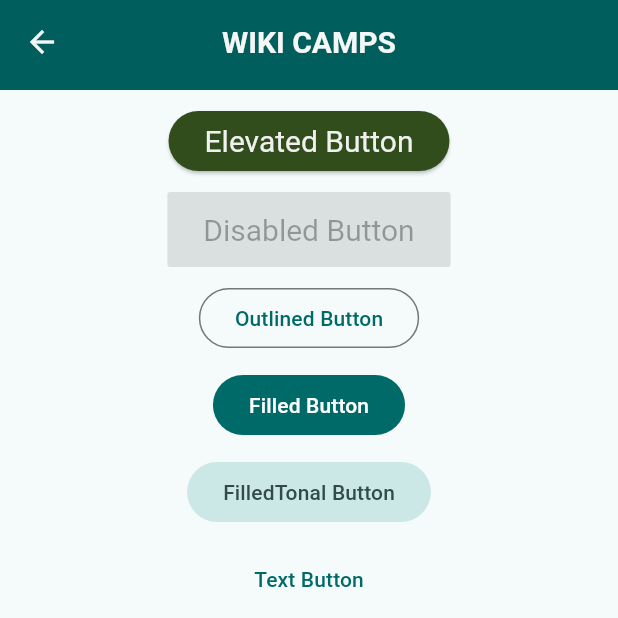
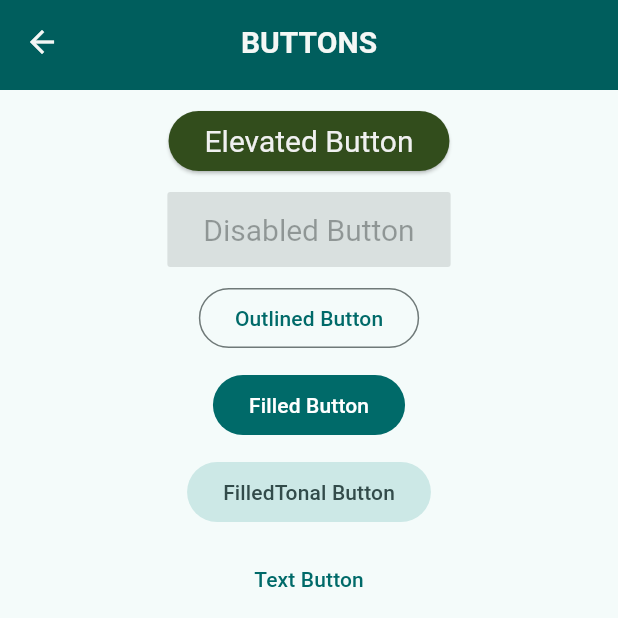
Before and after one commit to anathkalla/widget_catalog_flutter, a Flutter app: the screen it shows after launch, after a tap on "Buttons", on a phone screen of 412 x 824 dp, the top half of it. Run offline on Flutter 3.47's test engine with Material 2 defaults, Android fonts, the phone set to English and light mode, and no system bars; our stand-ins replace go_router; Roboto replaces fonts that are missing (Kanit).

Commit message:
Update app bar title for pages

```diff
--- a/lib/global/strings.dart
+++ b/lib/global/strings.dart
@@ -7,7 +7,10 @@
 class Stringof {
   Stringof._();
 
-  static const appTitle = "WIKI CAMPS";
+  static const appTitle = "WIDGET CATALOG";
+  static const buttons = "BUTTONS";
+  static const notFound = "Error Screen";
+
   static const wfab = "Floating Action Buttom";
   static const wAppBar = "App Bar";
   static const wElevatedButton = "Elevated Button";
--- a/lib/screens/buttons_screen.dart
+++ b/lib/screens/buttons_screen.dart
@@ -21,10 +21,10 @@ class ButtonsScreen extends StatelessWidget {
   @override
   Widget build(BuildContext context) {
     const double sizedBoxHeight = 10;
-    return const Scaffold(
-      appBar: CsAppBar(),
-      floatingActionButton: CsFloatingActionButton(),
-      body: Center(
+    return Scaffold(
+      appBar: CsAppBar(title: Stringof.buttons),
+      floatingActionButton: const CsFloatingActionButton(),
+      body: const Center(
         child: Column(
           crossAxisAlignment: CrossAxisAlignment.center,
           mainAxisAlignment: MainAxisAlignment.start,
--- a/lib/screens/home_page.dart
+++ b/lib/screens/home_page.dart
@@ -1,4 +1,5 @@
 import 'package:flutter/material.dart';
+import 'package:widget_catalog_flutter/global/global.dart';
 import '../widgets/AppBar/app_bar.dart';
 import '../widgets/ListView/list_view.dart';
 
@@ -7,7 +8,7 @@ class MyHomePage extends StatelessWidget {
   @override
   Widget build(BuildContext context) {
     return Scaffold(
-      appBar: const CsAppBar(),
+      appBar: CsAppBar(title: Stringof.appTitle),
       body: CsListView(
         context: context,
       ),
--- a/lib/screens/page_not_found.dart
+++ b/lib/screens/page_not_found.dart
@@ -1,5 +1,6 @@
 import 'package:flutter/material.dart';
 
+import '../global/global.dart';
 import '../widgets/AppBar/app_bar.dart';
 
 class PageNotFound extends StatelessWidget {
@@ -7,9 +8,11 @@ class PageNotFound extends StatelessWidget {
 
   @override
   Widget build(BuildContext context) {
-    return const Scaffold(
-      appBar: CsAppBar(),
-      body: Center(
+    return Scaffold(
+      appBar: CsAppBar(
+        title: Stringof.notFound,
+      ),
+      body: const Center(
         child: Text('Page not found'),
       ),
     );
--- a/lib/widgets/AppBar/app_bar.dart
+++ b/lib/widgets/AppBar/app_bar.dart
@@ -2,14 +2,16 @@ import 'package:flutter/material.dart';
 import '../../global/global.dart';
 
 class CsAppBar extends StatelessWidget implements PreferredSizeWidget {
+  final String title;
   const CsAppBar({
     super.key,
+    required this.title,
   });
 
   @override
   Widget build(BuildContext context) {
     return AppBar(
-      title: const Text(Stringof.appTitle, style: TextStyleof.appTitle),
+      title: Text(title, style: TextStyleof.appTitle),
       centerTitle: true,
       backgroundColor: Colorof.primaryColor,
       foregroundColor: Colorof.textLight,
```
